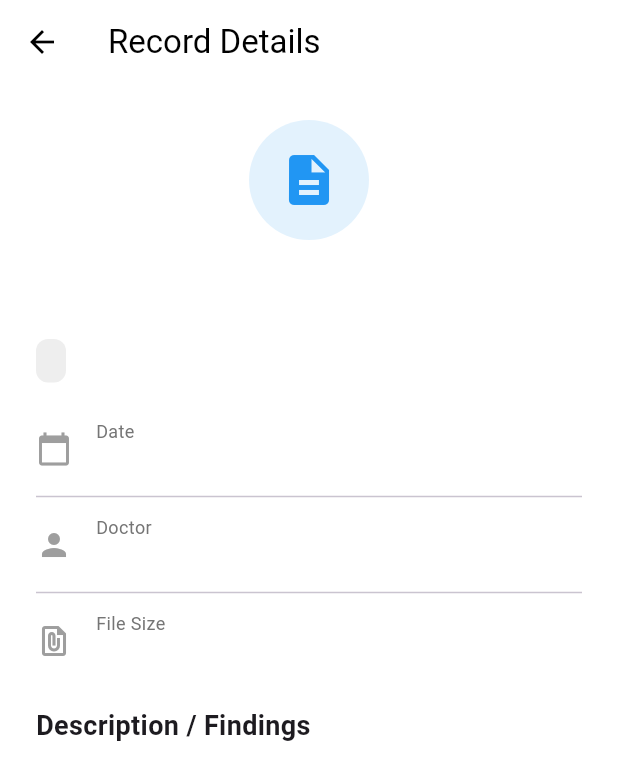
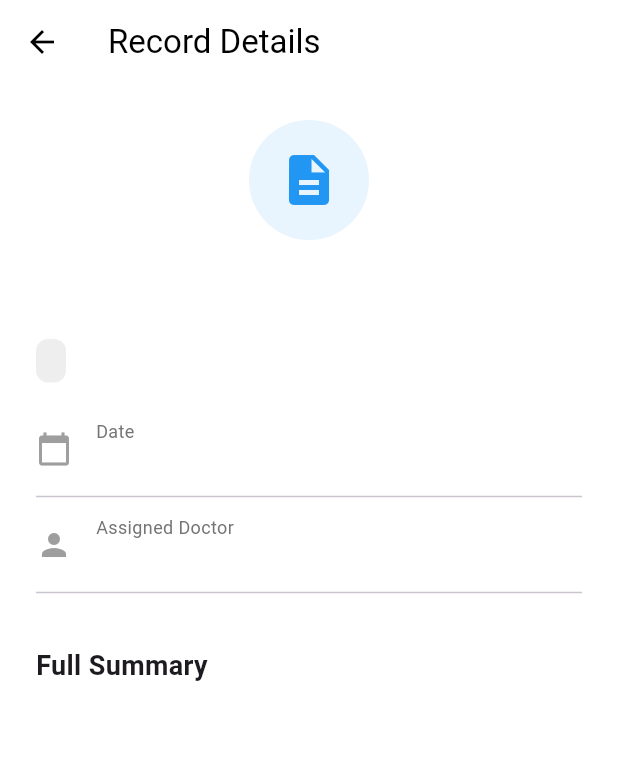
Before and after one commit to sara-787/health_care_app, a Flutter app: the RecordDetailPage screen opened directly with empty values, on a phone screen of 412 x 824 dp. Shown: the top 780 px of the screen. Run offline on Flutter 3.47's test engine with Material 3 defaults, Android fonts, the phone set to English and light mode, and no system bars; our stand-ins replace animated_splash_screen, cloud_firestore, dio, firebase_auth, firebase_core, fl_chart and 4 more; accounts and stored records are empty.

Commit message:
Add files via upload

```diff
--- a/lib/presentation/screens/RecordDetailPage.dart
+++ b/lib/presentation/screens/RecordDetailPage.dart
@@ -1,7 +1,5 @@
 import 'package:flutter/material.dart';
-import 'package:share_plus/share_plus.dart';
-import 'package:dio/dio.dart';
-import 'package:path_provider/path_provider.dart';
+
 class RecordDetailPage extends StatelessWidget {
   final Map<String, dynamic> data;
 
@@ -9,6 +7,21 @@ class RecordDetailPage extends StatelessWidget {
 
   @override
   Widget build(BuildContext context) {
+    // Determine the icon and color based on type
+    IconData typeIcon = Icons.description;
+    Color themeColor = Colors.blue;
+
+    if (data['type'] == 'Lab Result') {
+      typeIcon = Icons.science;
+      themeColor = Colors.orange;
+    } else if (data['type'] == 'Prescription') {
+      typeIcon = Icons.medication;
+      themeColor = Colors.blue;
+    }
+
+    // Extract raw data for specific fields
+    final raw = data['raw'] ?? {};
+
     return Scaffold(
       backgroundColor: Colors.white,
       appBar: AppBar(
@@ -25,12 +38,13 @@ class RecordDetailPage extends StatelessWidget {
             // Icon
             Center(
               child: Container(
-                width: 80, height: 80,
+                width: 80,
+                height: 80,
                 decoration: BoxDecoration(
-                  color: Colors.blue.shade50,
+                  color: themeColor.withOpacity(0.1),
                   shape: BoxShape.circle,
                 ),
-                child: const Icon(Icons.description, size: 40, color: Colors.blue),
+                child: Icon(typeIcon, size: 40, color: themeColor),
               ),
             ),
             const SizedBox(height: 24),
@@ -47,23 +61,35 @@ class RecordDetailPage extends StatelessWidget {
                 color: Colors.grey.shade200,
                 borderRadius: BorderRadius.circular(8),
               ),
-              child: Text(data['type'], style: TextStyle(color: Colors.grey.shade800, fontWeight: FontWeight.bold)),
+              child: Text(data['type'],
+                  style: TextStyle(
+                      color: Colors.grey.shade800, fontWeight: FontWeight.bold)),
             ),
 
             const SizedBox(height: 24),
 
-            // Details Table
+            // General Details
             _buildDetailRow(Icons.calendar_today, "Date", data['date']),
             const Divider(height: 24),
-            _buildDetailRow(Icons.person, "Doctor", data['doctor']),
+            _buildDetailRow(Icons.person, "Assigned Doctor", data['doctor']),
             const Divider(height: 24),
-            _buildDetailRow(Icons.file_present, "File Size", data['fileSize']),
+
+            // SPECIFIC DATA BASED ON TYPE
+            if (data['type'] == 'Lab Result') ...[
+              _buildDetailRow(Icons.analytics, "Result Value", raw['value'] ?? 'N/A'),
+              const Divider(height: 24),
+              _buildDetailRow(Icons.grading, "Status", raw['status'] ?? 'N/A'),
+            ] else if (data['type'] == 'Prescription') ...[
+              _buildDetailRow(Icons.numbers, "Dosage", raw['dosage'] ?? 'N/A'),
+              const Divider(height: 24),
+              _buildDetailRow(Icons.info_outline, "Instructions", raw['instructions'] ?? 'N/A'),
+            ],
 
             const SizedBox(height: 24),
 
-            // Description
+            // Description / Raw data Summary
             const Text(
-              "Description / Findings",
+              "Full Summary",
               style: TextStyle(fontSize: 18, fontWeight: FontWeight.bold),
             ),
             const SizedBox(height: 8),
@@ -82,12 +108,17 @@ class RecordDetailPage extends StatelessWidget {
       children: [
         Icon(icon, color: Colors.grey.shade500),
         const SizedBox(width: 16),
-        Column(
-          crossAxisAlignment: CrossAxisAlignment.start,
-          children: [
-            Text(label, style: TextStyle(fontSize: 12, color: Colors.grey.shade600)),
-            Text(value, style: const TextStyle(fontSize: 16, fontWeight: FontWeight.w500)),
-          ],
+        Expanded(
+          child: Column(
+            crossAxisAlignment: CrossAxisAlignment.start,
+            children: [
+              Text(label,
+                  style: TextStyle(fontSize: 12, color: Colors.grey.shade600)),
+              Text(value,
+                  style: const TextStyle(
+                      fontSize: 16, fontWeight: FontWeight.w500)),
+            ],
+          ),
         ),
       ],
     );
```
Also changed, not shown: lib/presentation/screens/medical_record.dart (+173 -111 lines).
